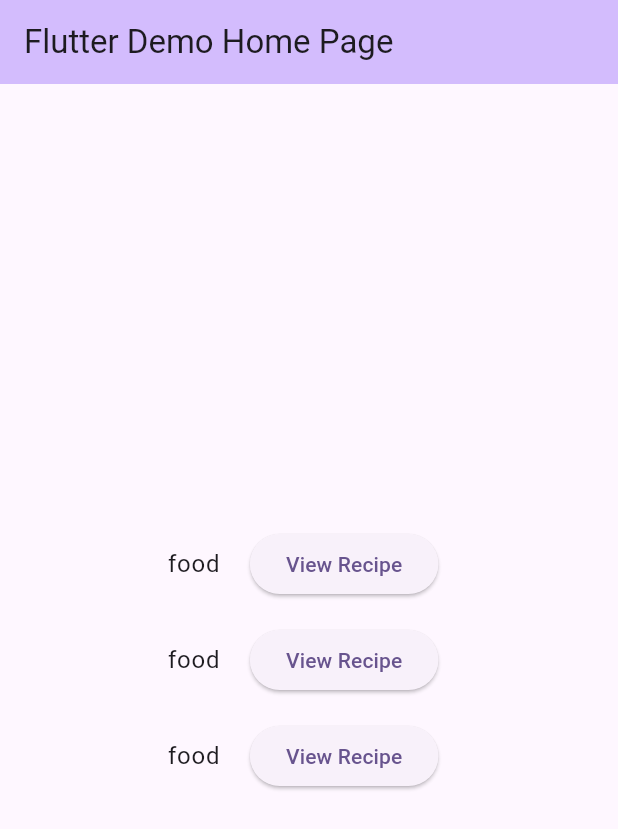
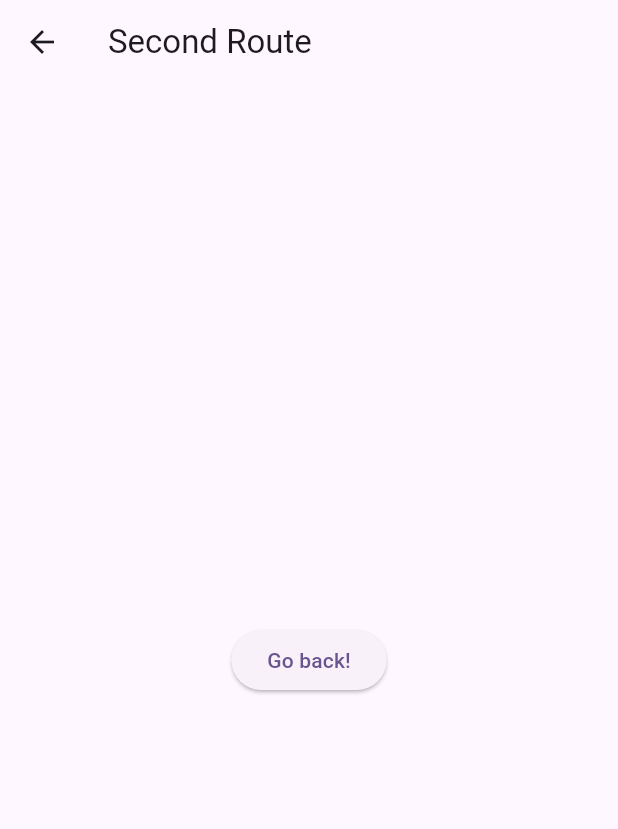
Before and after one commit to TobeyG2003/MAD, a Flutter app: the screen it shows after launch, after a tap on "View Recipe", on a phone screen of 412 x 824 dp. Shown: the top 829 px of the screen. Run offline on Flutter 3.47's test engine with Material 3 defaults, Android fonts, the phone set to English and light mode, and no system bars; key blocks and very long unbroken strings in the code were emptied for the run.

Commit message:
setup for details screen

```diff
--- a/cw2/lib/main.dart
+++ b/cw2/lib/main.dart
@@ -53,12 +53,12 @@ class _MyHomePageState extends State<MyHomePage> {
                         SizedBox(width: 20),
                         ElevatedButton(
                           onPressed: () {
-                            /*Navigator.push(
+                            Navigator.push(
                               context,
                               MaterialPageRoute<void>(
-                                builder: (context) => const SecondRoute(),
+                                builder: (context) => const food1(),
                               ),
-                            );*/
+                            );
                           },
                           child: const Text('View Recipe'),
                         ),
@@ -73,12 +73,12 @@ class _MyHomePageState extends State<MyHomePage> {
                         SizedBox(width: 20),
                         ElevatedButton(
                           onPressed: () {
-                            /*Navigator.push(
+                            Navigator.push(
                               context,
                               MaterialPageRoute<void>(
-                                builder: (context) => const SecondRoute(),
+                                builder: (context) => const food2(),
                               ),
-                            );*/
+                            );
                           },
                           child: const Text('View Recipe'),
                         ),
@@ -93,12 +93,12 @@ class _MyHomePageState extends State<MyHomePage> {
                         SizedBox(width: 20),
                         ElevatedButton(
                           onPressed: () {
-                            /*Navigator.push(
+                            Navigator.push(
                               context,
                               MaterialPageRoute<void>(
-                                builder: (context) => const SecondRoute(),
+                                builder: (context) => const food3(),
                               ),
-                            );*/
+                            );
                           },
                           child: const Text('View Recipe'),
                         ),
@@ -115,3 +115,57 @@ class _MyHomePageState extends State<MyHomePage> {
     );
   }
 }
+class food1 extends StatelessWidget {
+  const food1({super.key});
+
+  @override
+  Widget build(BuildContext context) {
+    return Scaffold(
+      appBar: AppBar(title: const Text('Second Route')),
+      body: Center(
+        child: ElevatedButton(
+          onPressed: () {
+            // Navigate back to first route when tapped.
+          },
+          child: const Text('Go back!'),
+        ),
+      ),
+    );
+  }
+}
+class food2 extends StatelessWidget {
+  const food2({super.key});
+
+  @override
+  Widget build(BuildContext context) {
+    return Scaffold(
+      appBar: AppBar(title: const Text('Second Route')),
+      body: Center(
+        child: ElevatedButton(
+          onPressed: () {
+            // Navigate back to first route when tapped.
+          },
+          child: const Text('Go back!'),
+        ),
+      ),
+    );
+  }
+}
+class food3 extends StatelessWidget {
+  const food3({super.key});
+
+  @override
+  Widget build(BuildContext context) {
+    return Scaffold(
+      appBar: AppBar(title: const Text('Second Route')),
+      body: Center(
+        child: ElevatedButton(
+          onPressed: () {
+            // Navigate back to first route when tapped.
+          },
+          child: const Text('Go back!'),
+        ),
+      ),
+    );
+  }
+}
```
